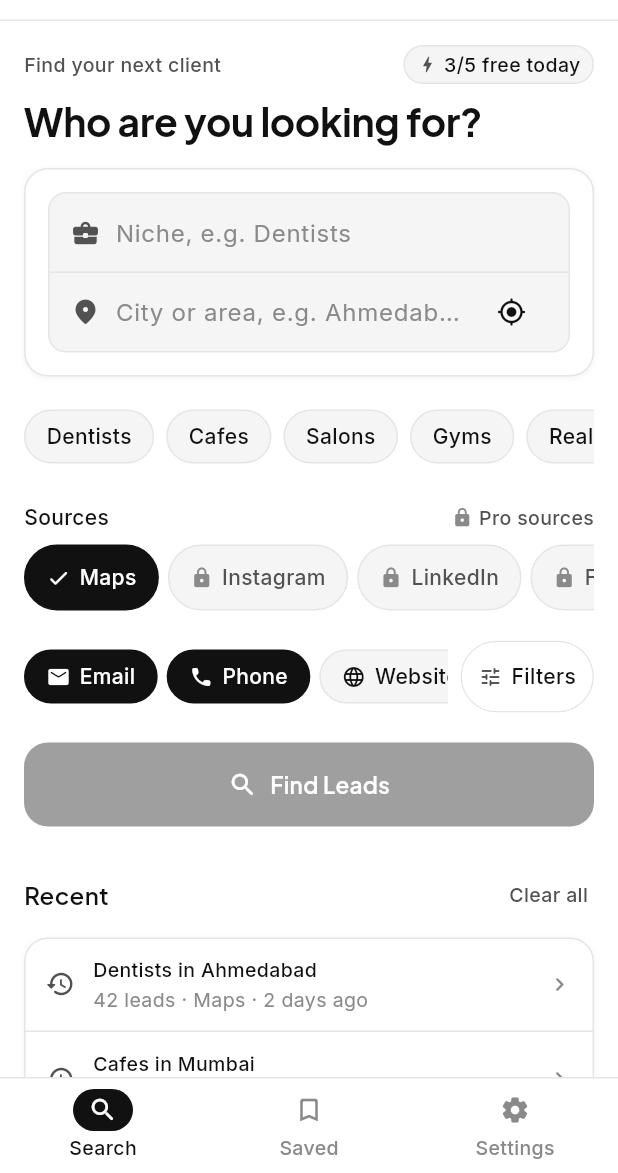
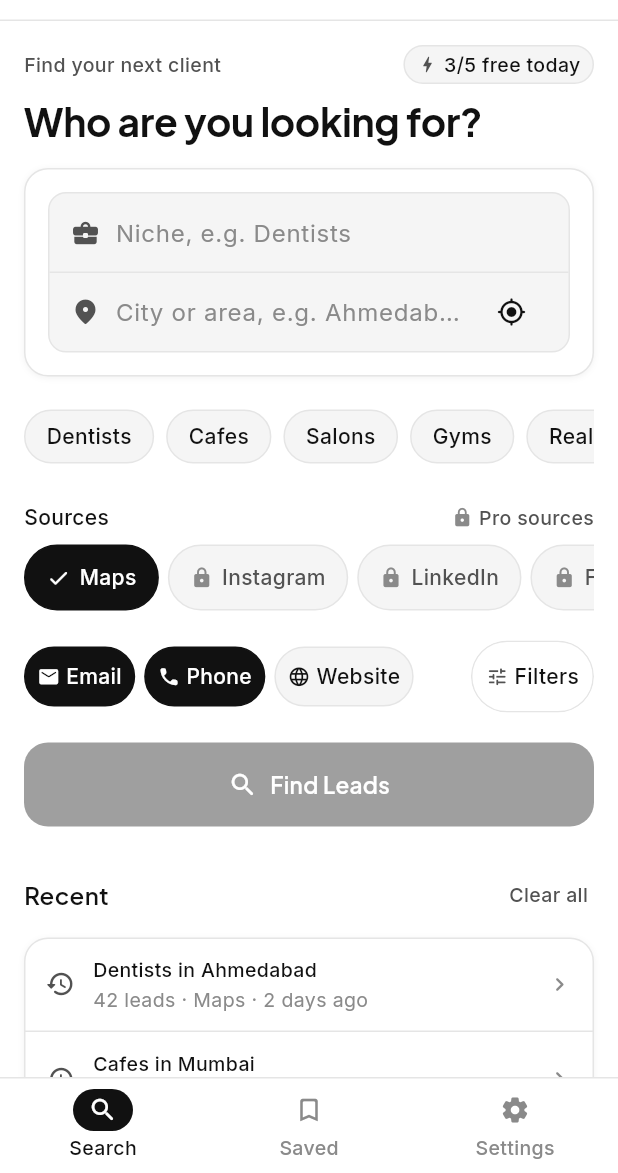
Before and after one commit to craftlineinteractive/client-hunt, a Flutter app: the screen it shows after launch, on a phone screen of 412 x 824 dp, the part 63-1236 px from its top. Run offline on Flutter 3.47's test engine with Material 3 defaults, Android fonts, the phone set to English and light mode, and no system bars; our stand-ins replace flutter_riverpod, go_router.

Commit message:
fix(home): fit quick filter chips on one line at 390 dp
The three quick filters and the pinned Filters button now share one row from
360 dp up: a 40 px "compact" chip size tightens the horizontal padding and icon
while the 4 px vertical padding keeps the 48 px tap target.

Generated with Codebuff 🤖
Co-Authored-By: Codebuff <noreply@codebuff.com>

```diff
--- a/lib/features/home/home_page.dart
+++ b/lib/features/home/home_page.dart
@@ -826,6 +826,7 @@ class _HomePageState extends ConsumerState<HomePage> {
                 AppChip(
                   label: ResultsStrings.filterEmail,
                   leadingIcon: AppIcons.email,
+                  size: AppChipSize.compact,
                   isSelected: state.filters.hasEmail,
                   onTap: () => ref
                       .read(homeControllerProvider.notifier)
@@ -835,6 +836,7 @@ class _HomePageState extends ConsumerState<HomePage> {
                 AppChip(
                   label: ResultsStrings.filterPhone,
                   leadingIcon: AppIcons.phone,
+                  size: AppChipSize.compact,
                   isSelected: state.filters.hasPhone,
                   onTap: () => ref
                       .read(homeControllerProvider.notifier)
@@ -844,6 +846,7 @@ class _HomePageState extends ConsumerState<HomePage> {
                 AppChip(
                   label: ResultsStrings.filterWebsite,
                   leadingIcon: AppIcons.website,
+                  size: AppChipSize.compact,
                   isSelected: state.filters.hasWebsite,
                   onTap: () => ref
                       .read(homeControllerProvider.notifier)
@@ -1120,19 +1123,19 @@ class _FiltersButton extends StatelessWidget {
               constraints: const BoxConstraints(minHeight: 48, minWidth: 48),
               child: Center(
                 child: Container(
-                  height: 36,
+                  height: 40,
                   padding: const EdgeInsets.symmetric(
-                    horizontal: AppSpacing.md,
+                    horizontal: AppSpacing.sm + 2,
                   ),
                   child: Row(
                     mainAxisSize: MainAxisSize.min,
                     children: <Widget>[
                       Icon(
                         AppIcons.filters,
-                        size: 16,
+                        size: 15,
                         color: colors.textSecondary,
                       ),
-                      const SizedBox(width: AppSpacing.xs + 2),
+                      const SizedBox(width: AppSpacing.xs),
                       Text(
                         HomeStrings.filtersChip,
                         style: AppTypography.labelLg.copyWith(
--- a/lib/shared/widgets/app_chip.dart
+++ b/lib/shared/widgets/app_chip.dart
@@ -19,7 +19,10 @@ enum AppChipTone {
 
 /// Height of an [AppChip].
 enum AppChipSize {
-  /// 36 px — quick filters and column chips.
+  /// 40 px — the Home quick filters, which must fit on one line at 390 dp.
+  compact,
+
+  /// 36 px — column chips and result filters.
   medium,
 
   /// 44 px — source pills and saved-list filters.
@@ -80,8 +83,19 @@ class AppChip extends StatelessWidget {
   @override
   Widget build(BuildContext context) {
     final AppColors colors = AppColors.of(context);
-    final double height = size == AppChipSize.large ? 44 : 36;
+    final double height = switch (size) {
+      AppChipSize.compact => 40,
+      AppChipSize.medium => 36,
+      AppChipSize.large => 44,
+    };
+    // The visible pill may be shorter than 48 px; the padding around it expands
+    // the tap target to the minimum instead of growing the pill.
     final double verticalInset = math.max(0, (48 - height) / 2);
+    final bool isCompact = size == AppChipSize.compact;
+    final double horizontalInset = isCompact
+        ? AppSpacing.sm
+        : AppSpacing.md + 2;
+    final double iconGap = isCompact ? AppSpacing.xs : AppSpacing.xs + 2;
 
     final Color background;
     final Color foreground;
@@ -102,7 +116,7 @@ class AppChip extends StatelessWidget {
 
     final Widget pill = Container(
       height: height,
-      padding: const EdgeInsets.symmetric(horizontal: AppSpacing.md + 2),
+      padding: EdgeInsets.symmetric(horizontal: horizontalInset),
       decoration: BoxDecoration(
         color: background,
         borderRadius: AppRadius.pillAll,
@@ -113,17 +127,17 @@ class AppChip extends StatelessWidget {
         children: <Widget>[
           if (isLocked) ...<Widget>[
             Icon(AppIcons.lock, size: 15, color: colors.textMuted),
-            const SizedBox(width: AppSpacing.xs + 2),
+            SizedBox(width: iconGap),
           ] else if (isSelected && showCheckWhenSelected) ...<Widget>[
             Icon(AppIcons.check, size: 16, color: foreground),
-            const SizedBox(width: AppSpacing.xs + 2),
+            SizedBox(width: iconGap),
           ] else if (leadingIcon != null) ...<Widget>[
             Icon(
               leadingIcon,
-              size: size == AppChipSize.large ? 18 : 16,
+              size: size == AppChipSize.large ? 18 : (isCompact ? 15 : 16),
               color: contentColor,
             ),
-            const SizedBox(width: AppSpacing.xs + 2),
+            SizedBox(width: iconGap),
           ],
           Text(
             label,
```
Also changed, not shown: 3 other files.
